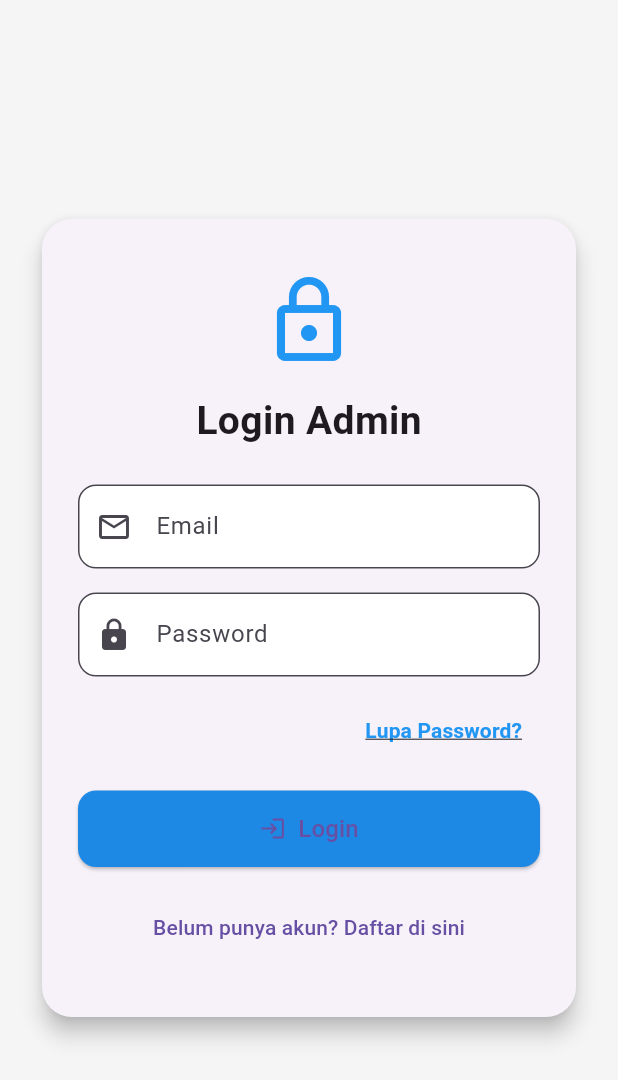
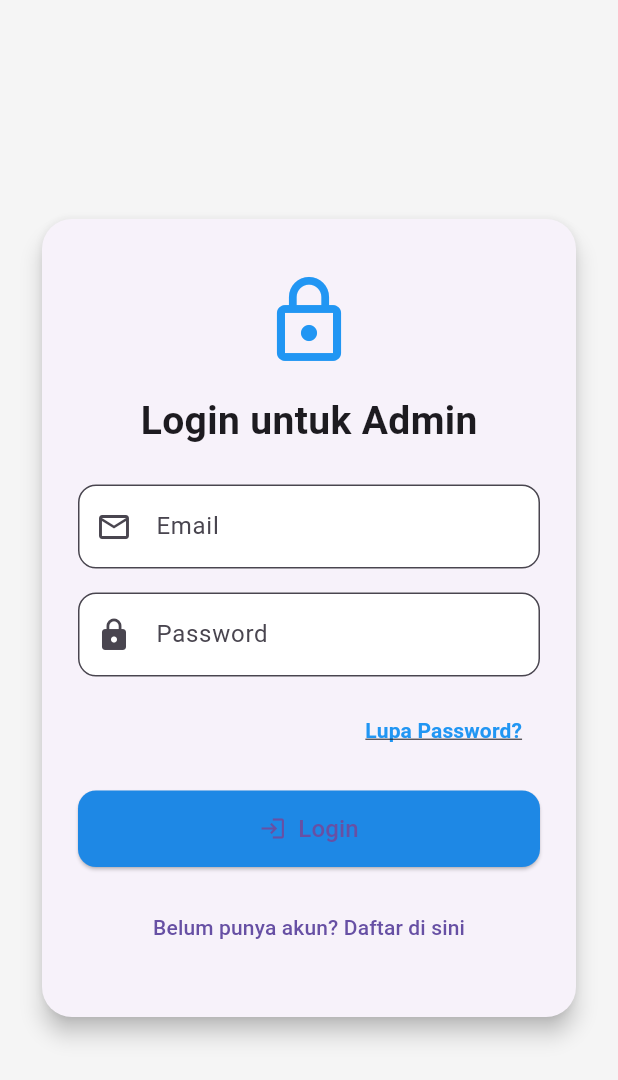
Before and after one commit to mutiadea29/hama, a Flutter app: the screen it shows after launch, on a phone screen of 412 x 824 dp. Shown: the top 1080 px of the screen. Run offline on Flutter 3.47's test engine with Material 3 defaults, Android fonts, the phone set to English and light mode, and no system bars.

Commit message:
edit teks

```diff
--- a/hama/ruangan_hama/lib/screens/login_page.dart
+++ b/hama/ruangan_hama/lib/screens/login_page.dart
@@ -102,7 +102,7 @@ class _LoginPageState extends State<LoginPage> {
                     ),
                     const SizedBox(height: 16),
                     const Text(
-                      "Login Admin",
+                      "Login untuk Admin",
                       style: TextStyle(
                         fontSize: 26,
                         fontWeight: FontWeight.bold,
```
